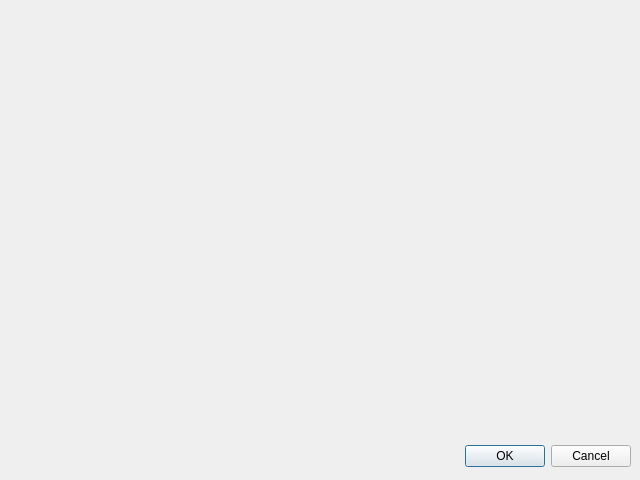
Above: MainApp/donate.ui from Reverier-Xu/ISAE before the change. Below: the same form after it.
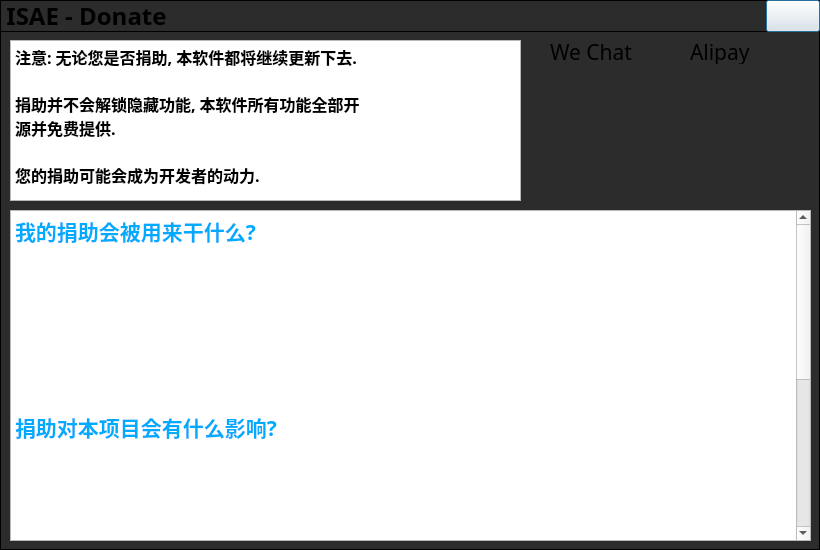
That is the form after the change. Icons and pictures are not drawn.

Commit message: Update donate window

Patch:
```diff
--- a/MainApp/donate.ui
+++ b/MainApp/donate.ui
@@ -1,31 +1,301 @@
-<ui version="4.0" >
- <class>Dialog</class>
- <widget class="QDialog" name="Dialog" >
-  <property name="geometry" >
+<?xml version="1.0" encoding="UTF-8"?>
+<ui version="4.0">
+ <class>donate</class>
+ <widget class="QDialog" name="donate">
+  <property name="geometry">
    <rect>
     <x>0</x>
     <y>0</y>
-    <width>640</width>
-    <height>480</height>
+    <width>820</width>
+    <height>550</height>
    </rect>
   </property>
   <property name="windowTitle" >
    <string>Dialog</string>
   </property>
-  <widget class="QDialogButtonBox" name="buttonBox" >
-   <property name="geometry" >
+  <property name="styleSheet">
+   <string notr="true">QWidget#donate{
+border: 1px solid black;
+background-color: #2c2c2c;
+}</string>
+  </property>
+  <widget class="QWidget" name="widget" native="true">
+   <property name="geometry">
     <rect>
-     <x>10</x>
-     <y>440</y>
-     <width>621</width>
+     <x>0</x>
+     <y>0</y>
+     <width>820</width>
      <height>32</height>
     </rect>
    </property>
-   <property name="orientation" >
-    <enum>Qt::Horizontal</enum>
+   <property name="font">
+    <font>
+     <family>文泉驿等宽微米黑</family>
+    </font>
    </property>
-   <property name="standardButtons" >
-    <set>QDialogButtonBox::Cancel|QDialogButtonBox::Ok</set>
+   <property name="styleSheet">
+    <string notr="true">QWidget#widget{
+border: 1px solid black;
+background-color: transparent;
+}</string>
+   </property>
+   <layout class="QHBoxLayout" name="horizontalLayout">
+    <property name="spacing">
+     <number>6</number>
+    </property>
+    <property name="leftMargin">
+     <number>6</number>
+    </property>
+    <property name="topMargin">
+     <number>0</number>
+    </property>
+    <property name="rightMargin">
+     <number>0</number>
+    </property>
+    <property name="bottomMargin">
+     <number>0</number>
+    </property>
+    <item>
+     <widget class="QLabel" name="isaeLabel">
+      <property name="enabled">
+       <bool>true</bool>
+      </property>
+      <property name="minimumSize">
+       <size>
+        <width>56</width>
+        <height>26</height>
+       </size>
+      </property>
+      <property name="maximumSize">
+       <size>
+        <width>1000</width>
+        <height>26</height>
+       </size>
+      </property>
+      <property name="font">
+       <font>
+        <family>Earth Orbiter</family>
+        <pointsize>18</pointsize>
+        <weight>75</weight>
+        <bold>true</bold>
+       </font>
+      </property>
+      <property name="toolTip">
+       <string>ISAE - ABOUT</string>
+      </property>
+      <property name="styleSheet">
+       <string notr="true"/>
+      </property>
+      <property name="text">
+       <string>ISAE - Donate</string>
+      </property>
+      <property name="scaledContents">
+       <bool>false</bool>
+      </property>
+      <property name="alignment">
+       <set>Qt::AlignCenter</set>
+      </property>
+     </widget>
+    </item>
+    <item>
+     <spacer name="horizontalSpacer">
+      <property name="orientation">
+       <enum>Qt::Horizontal</enum>
+      </property>
+      <property name="sizeHint" stdset="0">
+       <size>
+        <width>40</width>
+        <height>20</height>
+       </size>
+      </property>
+     </spacer>
+    </item>
+    <item>
+     <widget class="QPushButton" name="closeButton">
+      <property name="minimumSize">
+       <size>
+        <width>54</width>
+        <height>32</height>
+       </size>
+      </property>
+      <property name="maximumSize">
+       <size>
+        <width>54</width>
+        <height>32</height>
+       </size>
+      </property>
+      <property name="toolTip">
+       <string>关闭</string>
+      </property>
+      <property name="styleSheet">
+       <string notr="true"/>
+      </property>
+      <property name="text">
+       <string/>
+      </property>
+      <property name="icon">
+       <iconset resource="Resources.qrc">
+        <normaloff>:/imgs/assets/close.svg</normaloff>:/imgs/assets/close.svg</iconset>
+      </property>
+      <property name="iconSize">
+       <size>
+        <width>24</width>
+        <height>24</height>
+       </size>
+      </property>
+     </widget>
+    </item>
+   </layout>
+  </widget>
+  <widget class="QTextEdit" name="textEdit">
+   <property name="geometry">
+    <rect>
+     <x>10</x>
+     <y>210</y>
+     <width>801</width>
+     <height>331</height>
+    </rect>
+   </property>
+   <property name="font">
+    <font>
+     <family>文泉驿等宽微米黑</family>
+    </font>
+   </property>
+   <property name="html">
+    <string>&lt;!DOCTYPE HTML PUBLIC &quot;-//W3C//DTD HTML 4.0//EN&quot; &quot;http://www.w3.org/TR/REC-html40/strict.dtd&quot;&gt;
+&lt;html&gt;&lt;head&gt;&lt;meta name=&quot;qrichtext&quot; content=&quot;1&quot; /&gt;&lt;style type=&quot;text/css&quot;&gt;
+p, li { white-space: pre-wrap; }
+&lt;/style&gt;&lt;/head&gt;&lt;body style=&quot; font-family:'文泉驿等宽微米黑'; font-size:12pt; font-weight:400; font-style:normal;&quot;&gt;
+&lt;p style=&quot; margin-top:0px; margin-bottom:0px; margin-left:0px; margin-right:0px; -qt-block-indent:0; text-indent:0px;&quot;&gt;&lt;span style=&quot; font-family:'思源黑体 CN'; font-size:16pt; font-weight:600; color:#00aaff;&quot;&gt;我的捐助会被用来干什么?&lt;/span&gt;&lt;/p&gt;
+&lt;p style=&quot; margin-top:0px; margin-bottom:0px; margin-left:0px; margin-right:0px; -qt-block-indent:0; text-indent:0px;&quot;&gt;&lt;span style=&quot; font-family:'思源黑体 CN'; color:#00aaff;&quot;&gt; &lt;/span&gt;&lt;/p&gt;
+&lt;p style=&quot; margin-top:0px; margin-bottom:0px; margin-left:0px; margin-right:0px; -qt-block-indent:0; text-indent:0px;&quot;&gt;&lt;span style=&quot; font-family:'思源黑体 CN'; color:#ffffff;&quot;&gt;为开发者买一些咖啡, 或者改善一下开发者的生活水平 (作为收入的一部分).&lt;/span&gt;&lt;/p&gt;
+&lt;p style=&quot;-qt-paragraph-type:empty; margin-top:0px; margin-bottom:0px; margin-left:0px; margin-right:0px; -qt-block-indent:0; text-indent:0px; font-family:'思源黑体 CN'; color:#ffffff;&quot;&gt;&lt;br /&gt;&lt;/p&gt;
+&lt;p style=&quot; margin-top:0px; margin-bottom:0px; margin-left:0px; margin-right:0px; -qt-block-indent:0; text-indent:0px;&quot;&gt;&lt;span style=&quot; font-family:'思源黑体 CN'; color:#ffffff;&quot;&gt;如您所见, ISAE会有在线功能, 今后也可能提供统一的团队平台与Wiki共享平台.&lt;/span&gt;&lt;/p&gt;
+&lt;p style=&quot;-qt-paragraph-type:empty; margin-top:0px; margin-bottom:0px; margin-left:0px; margin-right:0px; -qt-block-indent:0; text-indent:0px; font-family:'思源黑体 CN'; color:#ffffff;&quot;&gt;&lt;br /&gt;&lt;/p&gt;
+&lt;p style=&quot; margin-top:0px; margin-bottom:0px; margin-left:0px; margin-right:0px; -qt-block-indent:0; text-indent:0px;&quot;&gt;&lt;span style=&quot; font-family:'思源黑体 CN'; color:#ffffff;&quot;&gt;届时, 您的捐助将被优先用来维护和续费服务器.&lt;/span&gt;&lt;/p&gt;
+&lt;p style=&quot;-qt-paragraph-type:empty; margin-top:0px; margin-bottom:0px; margin-left:0px; margin-right:0px; -qt-block-indent:0; text-indent:0px; font-family:'思源黑体 CN'; color:#ffffff;&quot;&gt;&lt;br /&gt;&lt;/p&gt;
+&lt;p style=&quot; margin-top:0px; margin-bottom:0px; margin-left:0px; margin-right:0px; -qt-block-indent:0; text-indent:0px;&quot;&gt;&lt;span style=&quot; font-family:'思源黑体 CN'; font-size:16pt; font-weight:600; color:#00aaff;&quot;&gt;捐助对本项目会有什么影响?&lt;/span&gt;&lt;/p&gt;
+&lt;p style=&quot;-qt-paragraph-type:empty; margin-top:0px; margin-bottom:0px; margin-left:0px; margin-right:0px; -qt-block-indent:0; text-indent:0px; font-family:'思源黑体 CN'; color:#ffffff;&quot;&gt;&lt;br /&gt;&lt;/p&gt;
+&lt;p style=&quot; margin-top:0px; margin-bottom:0px; margin-left:0px; margin-right:0px; -qt-block-indent:0; text-indent:0px;&quot;&gt;&lt;span style=&quot; font-family:'思源黑体 CN'; color:#ffffff;&quot;&gt;不会有很大的影响. 本项目无论是否收到捐助, 都会在开发者力所能及的情况下进行维护和新功能的开发.&lt;/span&gt;&lt;/p&gt;
+&lt;p style=&quot;-qt-paragraph-type:empty; margin-top:0px; margin-bottom:0px; margin-left:0px; margin-right:0px; -qt-block-indent:0; text-indent:0px; font-family:'思源黑体 CN'; color:#ffffff;&quot;&gt;&lt;br /&gt;&lt;/p&gt;
+&lt;p style=&quot; margin-top:0px; margin-bottom:0px; margin-left:0px; margin-right:0px; -qt-block-indent:0; text-indent:0px;&quot;&gt;&lt;span style=&quot; font-family:'思源黑体 CN'; color:#ffffff;&quot;&gt;资金不足时, 可能会影响到Wiki和统一团队平台 (将来如果有此计划) 的运营.&lt;/span&gt;&lt;/p&gt;
+&lt;p style=&quot;-qt-paragraph-type:empty; margin-top:0px; margin-bottom:0px; margin-left:0px; margin-right:0px; -qt-block-indent:0; text-indent:0px; font-family:'思源黑体 CN'; color:#ffffff;&quot;&gt;&lt;br /&gt;&lt;/p&gt;
+&lt;p style=&quot; margin-top:0px; margin-bottom:0px; margin-left:0px; margin-right:0px; -qt-block-indent:0; text-indent:0px;&quot;&gt;&lt;span style=&quot; font-family:'思源黑体 CN'; color:#ffffff;&quot;&gt;本软件的目的是给信息安全学习者/从业者提供一些工具集成, 不必受限于网络环境, 而更加轻松的进行数据处理和安全审计. 所以线上功能永远不会成为本项目的重点. 本项目的所有实用功能都将以离线的方式提供. 因此不用担心服务器问题对软件使用造成的影响.&lt;/span&gt;&lt;/p&gt;
+&lt;p style=&quot;-qt-paragraph-type:empty; margin-top:0px; margin-bottom:0px; margin-left:0px; margin-right:0px; -qt-block-indent:0; text-indent:0px; font-family:'思源黑体 CN'; color:#ffffff;&quot;&gt;&lt;br /&gt;&lt;/p&gt;
+&lt;p style=&quot; margin-top:0px; margin-bottom:0px; margin-left:0px; margin-right:0px; -qt-block-indent:0; text-indent:0px;&quot;&gt;&lt;span style=&quot; font-family:'思源黑体 CN'; color:#ffffff;&quot;&gt;计划团队共享平台的开发时, 我们会直接提供共享平台的自动化部署脚本, 帮您在自己的服务器上简单的搭建一个共享平台. 统一共享平台仅作为您在没有可用服务器时需要团队合作的一个选项.&lt;/span&gt;&lt;/p&gt;
+&lt;p style=&quot;-qt-paragraph-type:empty; margin-top:0px; margin-bottom:0px; margin-left:0px; margin-right:0px; -qt-block-indent:0; text-indent:0px; font-family:'思源黑体 CN'; color:#ffffff;&quot;&gt;&lt;br /&gt;&lt;/p&gt;
+&lt;p style=&quot; margin-top:0px; margin-bottom:0px; margin-left:0px; margin-right:0px; -qt-block-indent:0; text-indent:0px;&quot;&gt;&lt;span style=&quot; font-family:'思源黑体 CN'; font-size:16pt; font-weight:600; color:#00aaff;&quot;&gt;本软件存在付费版本吗?&lt;/span&gt;&lt;/p&gt;
+&lt;p style=&quot;-qt-paragraph-type:empty; margin-top:0px; margin-bottom:0px; margin-left:0px; margin-right:0px; -qt-block-indent:0; text-indent:0px; font-family:'思源黑体 CN'; color:#ffffff;&quot;&gt;&lt;br /&gt;&lt;/p&gt;
+&lt;p style=&quot; margin-top:0px; margin-bottom:0px; margin-left:0px; margin-right:0px; -qt-block-indent:0; text-indent:0px;&quot;&gt;&lt;span style=&quot; font-family:'思源黑体 CN'; color:#ffffff;&quot;&gt;不存在. 本软件的代码完全开源, 各个组件尽力做到能够再次使用并支持剥离出来作为单独程序提供. 如果你对本软件的开发有意见反馈或者想一起为这个项目做出贡献, 欢迎到GitHub的项目平台上提交issue和Pull Request.&lt;/span&gt;&lt;/p&gt;&lt;/body&gt;&lt;/html&gt;</string>
+   </property>
+  </widget>
+  <widget class="QLabel" name="alipay">
+   <property name="geometry">
+    <rect>
+     <x>680</x>
+     <y>75</y>
+     <width>120</width>
+     <height>120</height>
+    </rect>
+   </property>
+   <property name="styleSheet">
+    <string notr="true"/>
+   </property>
+   <property name="text">
+    <string/>
+   </property>
+   <property name="pixmap">
+    <pixmap resource="Resources.qrc">:/imgs/assets/alipay.png</pixmap>
+   </property>
+   <property name="scaledContents">
+    <bool>true</bool>
+   </property>
+  </widget>
+  <widget class="QLabel" name="wechatpay">
+   <property name="geometry">
+    <rect>
+     <x>540</x>
+     <y>75</y>
+     <width>120</width>
+     <height>120</height>
+    </rect>
+   </property>
+   <property name="styleSheet">
+    <string notr="true"/>
+   </property>
+   <property name="text">
+    <string/>
+   </property>
+   <property name="pixmap">
+    <pixmap resource="Resources.qrc">:/imgs/assets/wechatpay.png</pixmap>
+   </property>
+   <property name="scaledContents">
+    <bool>true</bool>
+   </property>
+  </widget>
+  <widget class="QLabel" name="label">
+   <property name="geometry">
+    <rect>
+     <x>550</x>
+     <y>40</y>
+     <width>101</width>
+     <height>24</height>
+    </rect>
+   </property>
+   <property name="font">
+    <font>
+     <family>文泉驿等宽微米黑</family>
+     <pointsize>16</pointsize>
+    </font>
+   </property>
+   <property name="text">
+    <string>We Chat</string>
+   </property>
+  </widget>
+  <widget class="QLabel" name="label_2">
+   <property name="geometry">
+    <rect>
+     <x>690</x>
+     <y>40</y>
+     <width>101</width>
+     <height>24</height>
+    </rect>
+   </property>
+   <property name="font">
+    <font>
+     <family>文泉驿等宽微米黑</family>
+     <pointsize>16</pointsize>
+    </font>
+   </property>
+   <property name="text">
+    <string>Alipay</string>
+   </property>
+  </widget>
+  <widget class="QTextEdit" name="textEdit_2">
+   <property name="geometry">
+    <rect>
+     <x>10</x>
+     <y>40</y>
+     <width>511</width>
+     <height>161</height>
+    </rect>
+   </property>
+   <property name="font">
+    <font>
+     <family>文泉驿等宽微米黑</family>
+    </font>
+   </property>
+   <property name="html">
+    <string>&lt;!DOCTYPE HTML PUBLIC &quot;-//W3C//DTD HTML 4.0//EN&quot; &quot;http://www.w3.org/TR/REC-html40/strict.dtd&quot;&gt;
+&lt;html&gt;&lt;head&gt;&lt;meta name=&quot;qrichtext&quot; content=&quot;1&quot; /&gt;&lt;style type=&quot;text/css&quot;&gt;
+p, li { white-space: pre-wrap; }
+&lt;/style&gt;&lt;/head&gt;&lt;body style=&quot; font-family:'文泉驿等宽微米黑'; font-size:12pt; font-weight:400; font-style:normal;&quot;&gt;
+&lt;p style=&quot; margin-top:0px; margin-bottom:0px; margin-left:0px; margin-right:0px; -qt-block-indent:0; text-indent:0px;&quot;&gt;&lt;span style=&quot; font-family:'思源黑体 CN'; font-weight:600;&quot;&gt;注意: 无论您是否捐助, 本软件都将继续更新下去.&lt;/span&gt;&lt;/p&gt;
+&lt;p style=&quot;-qt-paragraph-type:empty; margin-top:0px; margin-bottom:0px; margin-left:0px; margin-right:0px; -qt-block-indent:0; text-indent:0px; font-family:'思源黑体 CN'; font-weight:600;&quot;&gt;&lt;br /&gt;&lt;/p&gt;
+&lt;p style=&quot; margin-top:0px; margin-bottom:0px; margin-left:0px; margin-right:0px; -qt-block-indent:0; text-indent:0px;&quot;&gt;&lt;span style=&quot; font-family:'思源黑体 CN'; font-weight:600;&quot;&gt;捐助并不会解锁隐藏功能, 本软件所有功能全部开&lt;/span&gt;&lt;/p&gt;
+&lt;p style=&quot; margin-top:0px; margin-bottom:0px; margin-left:0px; margin-right:0px; -qt-block-indent:0; text-indent:0px;&quot;&gt;&lt;span style=&quot; font-family:'思源黑体 CN'; font-weight:600;&quot;&gt;源并免费提供.&lt;/span&gt;&lt;/p&gt;
+&lt;p style=&quot;-qt-paragraph-type:empty; margin-top:0px; margin-bottom:0px; margin-left:0px; margin-right:0px; -qt-block-indent:0; text-indent:0px; font-family:'思源黑体 CN'; font-weight:600;&quot;&gt;&lt;br /&gt;&lt;/p&gt;
+&lt;p style=&quot; margin-top:0px; margin-bottom:0px; margin-left:0px; margin-right:0px; -qt-block-indent:0; text-indent:0px;&quot;&gt;&lt;span style=&quot; font-family:'思源黑体 CN'; font-weight:600;&quot;&gt;您的捐助可能会成为开发者的动力.&lt;/span&gt;&lt;/p&gt;&lt;/body&gt;&lt;/html&gt;</string>
    </property>
   </widget>
  </widget>
```
Left out of the diff: 42 changed lines with no effect on the pictures. The commit also changes 8 other files.
